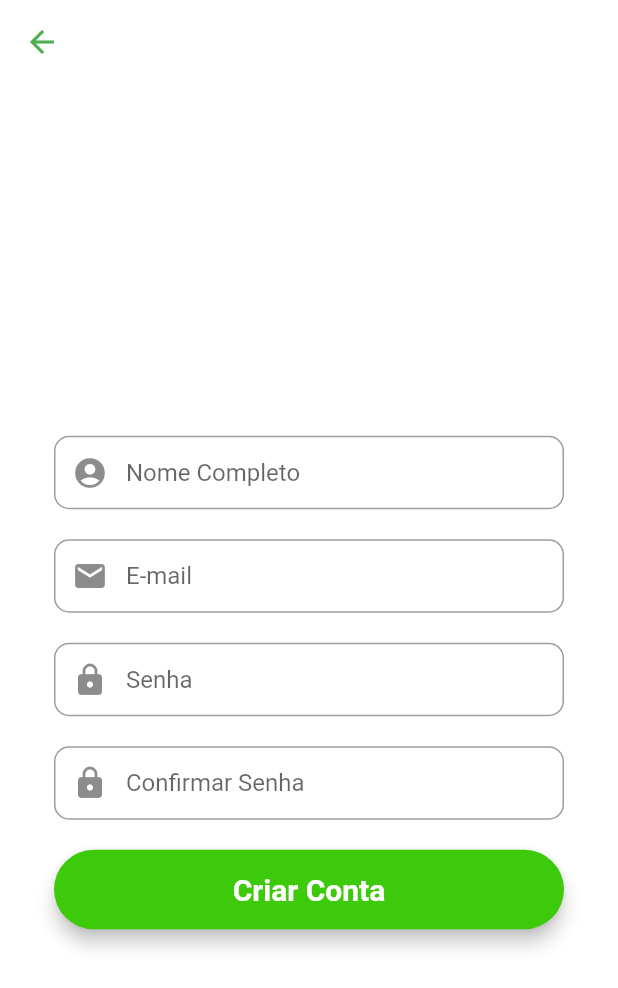
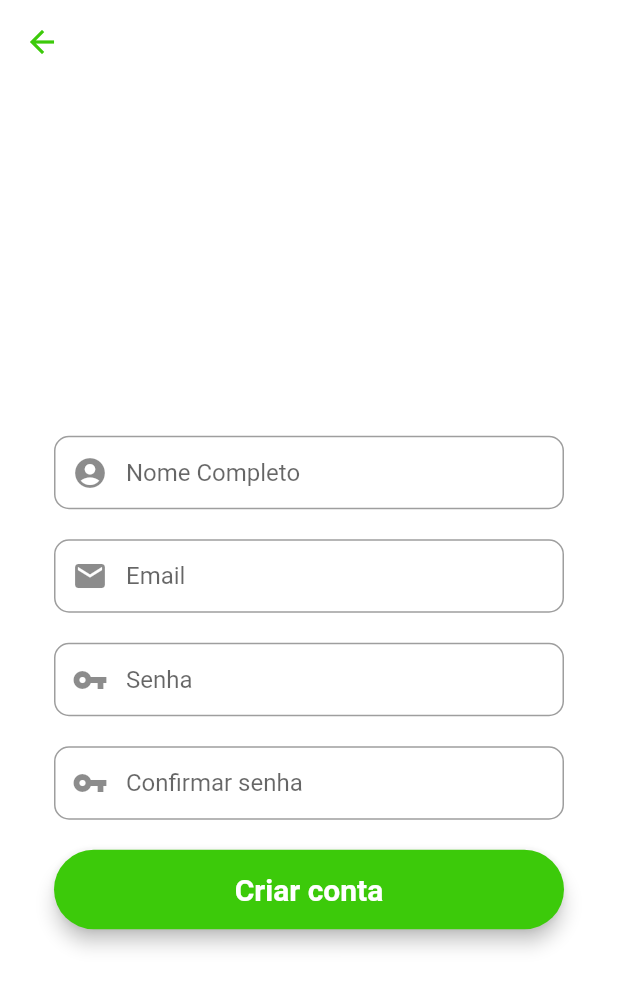
Before and after one commit to brfideliza/brfideliza, a Flutter app: the RegistrationScreen screen opened directly, on a phone screen of 412 x 824 dp. Shown: the top 988 px of the screen. Run offline on Flutter 3.47's test engine with Material 2 defaults, Android fonts, the phone set to English and light mode, and no system bars; our stand-ins replace cloud_firestore, firebase_auth, firebase_core, fluttertoast; accounts and stored records are empty.

Commit message:
registration screen updates

```diff
--- a/app_flutter/lib/screens/login_screen.dart
+++ b/app_flutter/lib/screens/login_screen.dart
@@ -65,7 +65,7 @@
           return ("Senha é obrigatória para logar.");
         }
         if(!regex.hasMatch(value)) {
-          return ("Por favor, entre com uma senha válida (Min. 6 Caracteres)");
+          return ("Senha incorreta");
         }
         return null;
       },
--- /dev/null
+++ b/app_flutter/lib/screens/model/user_model.dart
@@ -0,0 +1,24 @@
+class UserModel {
+  String? uid;
+  String? email;
+  String? name;
+
+  UserModel({this.uid, this.email, this.name});
+
+  factory UserModel.fromMap(map) {
+    return UserModel(
+      uid: map['uid'],
+      email: map['email'],
+      name: map['name'],
+    );
+  }
+
+  Map<String, dynamic> toMap() {
+    return {
+      'uid': uid,
+      'email': email,
+      'name': name,
+    };
+  }
+
+}
--- a/app_flutter/lib/screens/registration_screen.dart
+++ b/app_flutter/lib/screens/registration_screen.dart
@@ -1,112 +1,159 @@
+import 'package:cloud_firestore/cloud_firestore.dart';
+import 'package:login_flutter/screens/model/user_model.dart';
+import 'package:login_flutter/screens/login_screen.dart';
+import 'package:firebase_auth/firebase_auth.dart';
 import 'package:flutter/material.dart';
+import 'package:fluttertoast/fluttertoast.dart';
 
 class RegistrationScreen extends StatefulWidget {
-  const RegistrationScreen({super.key});
+  const RegistrationScreen({Key? key}) : super(key: key);
 
   @override
-  State<RegistrationScreen> createState() => _RegistrationScreenState();
+  _RegistrationScreenState createState() => _RegistrationScreenState();
 }
 
 class _RegistrationScreenState extends State<RegistrationScreen> {
+  final _auth = FirebaseAuth.instance;
 
+  // string for displaying the error Message
+  String? errorMessage;
+
+
+  // our form key
   final _formKey = GlobalKey<FormState>();
-
-  final nameEditingController = TextEditingController();
-  final emailEditingController = TextEditingController();
-  final passwordEditingController = TextEditingController();
-  final confirmPasswordEditingController = TextEditingController();
+  // editing Controller
+  final nameEditingController = new TextEditingController();
+  final emailEditingController = new TextEditingController();
+  final passwordEditingController = new TextEditingController();
+  final confirmPasswordEditingController = new TextEditingController();
 
   @override
   Widget build(BuildContext context) {
-
+    //first name field
     final nameField = TextFormField(
         autofocus: false,
         controller: nameEditingController,
         keyboardType: TextInputType.name,
-      onSaved: (value)
-      {
+        validator: (value) {
+          RegExp regex = new RegExp(r'^.{3,}$');
+          if (value!.isEmpty) {
+            return ("Insira seu nome completo");
+          }
+          if (!regex.hasMatch(value)) {
+            return ("Nome inválido");
+          }
+          return null;
+        },
+        onSaved: (value) {
           nameEditingController.text = value!;
         },
         textInputAction: TextInputAction.next,
         decoration: InputDecoration(
-        prefixIcon: const Icon(Icons.account_circle),
-        contentPadding: const EdgeInsets.fromLTRB(20, 15, 20, 15),
+          prefixIcon: Icon(Icons.account_circle),
+          contentPadding: EdgeInsets.fromLTRB(20, 15, 20, 15),
           hintText: "Nome Completo",
           border: OutlineInputBorder(
             borderRadius: BorderRadius.circular(10),
           ),
-      ),
-    );
+        ));
 
+    //email field
     final emailField = TextFormField(
         autofocus: false,
         controller: emailEditingController,
         keyboardType: TextInputType.emailAddress,
-      onSaved: (value)
-      {
-        emailEditingController.text = value!;
+        validator: (value) {
+          if (value!.isEmpty) {
+            return ("Insira seu e-mail");
+          }
+          // reg expression for email validation
+          if (!RegExp("^[a-zA-Z0-9+_.-]+@[a-zA-Z0-9.-]+.[a-z]")
+              .hasMatch(value)) {
+            return ("Email inválido");
+          }
+          return null;
+        },
+        onSaved: (value) {
+          nameEditingController.text = value!;
         },
         textInputAction: TextInputAction.next,
         decoration: InputDecoration(
-        prefixIcon: const Icon(Icons.mail),
-        contentPadding: const EdgeInsets.fromLTRB(20, 15, 20, 15),
-        hintText: "E-mail",
+          prefixIcon: Icon(Icons.mail),
+          contentPadding: EdgeInsets.fromLTRB(20, 15, 20, 15),
+          hintText: "Email",
           border: OutlineInputBorder(
             borderRadius: BorderRadius.circular(10),
           ),
-      ),
-    );
+        ));
 
+    //password field
     final passwordField = TextFormField(
         autofocus: false,
         controller: passwordEditingController,
         obscureText: true,
-      onSaved: (value)
-      {
-        passwordEditingController.text = value!;
+        validator: (value) {
+          RegExp regex = new RegExp(r'^.{6,}$');
+          if (value!.isEmpty) {
+            return ("Insira sua senha");
+          }
+          if (!regex.hasMatch(value)) {
+            return ("Insira uma senha válida (Min. 6 Caracteres)");
+          }
+        },
+        onSaved: (value) {
+          nameEditingController.text = value!;
         },
         textInputAction: TextInputAction.next,
         decoration: InputDecoration(
-        prefixIcon: const Icon(Icons.lock_rounded),
-        contentPadding: const EdgeInsets.fromLTRB(20, 15, 20, 15),
+          prefixIcon: Icon(Icons.vpn_key),
+          contentPadding: EdgeInsets.fromLTRB(20, 15, 20, 15),
           hintText: "Senha",
           border: OutlineInputBorder(
             borderRadius: BorderRadius.circular(10),
           ),
-      ),
-    );
+        ));
 
+    //confirm password field
     final confirmPasswordField = TextFormField(
         autofocus: false,
         controller: confirmPasswordEditingController,
         obscureText: true,
-
-      onSaved: (value)
-      {
+        validator: (value) {
+          if (confirmPasswordEditingController.text !=
+              passwordEditingController.text) {
+            return "Senhas diferentes";
+          }
+          return null;
+        },
+        onSaved: (value) {
           confirmPasswordEditingController.text = value!;
         },
         textInputAction: TextInputAction.done,
         decoration: InputDecoration(
-        prefixIcon: const Icon(Icons.lock_rounded),
-        contentPadding: const EdgeInsets.fromLTRB(20, 15, 20, 15),
-        hintText: "Confirmar Senha",
+          prefixIcon: Icon(Icons.vpn_key),
+          contentPadding: EdgeInsets.fromLTRB(20, 15, 20, 15),
+          hintText: "Confirmar senha",
           border: OutlineInputBorder(
             borderRadius: BorderRadius.circular(10),
           ),
-      ),
-    );
+        ));
 
+    //signup button
     final signUpButton = Material(
       elevation: 5,
       borderRadius: BorderRadius.circular(30),
-      color: const Color.fromARGB(255, 60, 202, 10),
+      color: Color.fromARGB(255, 60, 202, 10),
       child: MaterialButton(
-        padding: const EdgeInsets.fromLTRB(20, 15, 20, 15),
+          padding: EdgeInsets.fromLTRB(20, 15, 20, 15),
           minWidth: MediaQuery.of(context).size.width,
-        onPressed: () {},
-        child: const Text("Criar Conta", textAlign: TextAlign.center,
-        style: TextStyle(fontSize: 20, color: Colors.white, fontWeight: FontWeight.bold,
-          ),
+          onPressed: () {
+            signUp(emailEditingController.text, passwordEditingController.text);
+          },
+          child: Text(
+            "Criar conta",
+            textAlign: TextAlign.center,
+            style: TextStyle(
+                fontSize: 20, color: Colors.white, fontWeight: FontWeight.bold),
           )),
     );
 
@@ -116,44 +163,106 @@
         backgroundColor: Colors.transparent,
         elevation: 0,
         leading: IconButton(
-        icon: const Icon(Icons.arrow_back, color: Colors.green),
+          icon: Icon(Icons.arrow_back, color: Color.fromARGB(255, 60, 202, 10)),
           onPressed: () {
+            // passing this to our root
             Navigator.of(context).pop();
           },
         ),
       ),
-
       body: Center(
+        child: SingleChildScrollView(
           child: Container(
             color: Colors.white,
             child: Padding(
               padding: const EdgeInsets.all(36.0),
               child: Form(
                 key: _formKey,
-              child: SingleChildScrollView(
                 child: Column(
                   mainAxisAlignment: MainAxisAlignment.center,
                   crossAxisAlignment: CrossAxisAlignment.center,
                   children: <Widget>[
-
-                  const SizedBox(height: 45),
+                    SizedBox(height: 45),
                     nameField,
-                  const SizedBox(height: 20),
+                    SizedBox(height: 20),
                     emailField,
-                  const SizedBox(height: 20),
+                    SizedBox(height: 20),
                     passwordField,
-                  const SizedBox(height: 20),
+                    SizedBox(height: 20),
                     confirmPasswordField,
-                  const SizedBox(height: 20),
+                    SizedBox(height: 20),
                     signUpButton,
-                  const SizedBox(height: 15),
+                    SizedBox(height: 15),
                   ],
                 ),
               ),
             ),
           ),
-      )
-    ));
-
+        ),
+      ),
+    );
+  }
+  void signUp(String email, String password) async {
+    if (_formKey.currentState!.validate()) {
+      try {
+        await _auth
+            .createUserWithEmailAndPassword(email: email, password: password)
+            .then((value) => {postDetailsToFirestore()})
+            .catchError((e) {
+          Fluttertoast.showToast(msg: e!.message);
+        });
+      } on FirebaseAuthException catch (error) {
+        switch (error.code) {
+          case "invalid-email":
+            errorMessage = "Your email address appears to be malformed.";
+            break;
+          case "wrong-password":
+            errorMessage = "Your password is wrong.";
+            break;
+          case "user-not-found":
+            errorMessage = "User with this email doesn't exist.";
+            break;
+          case "user-disabled":
+            errorMessage = "User with this email has been disabled.";
+            break;
+          case "too-many-requests":
+            errorMessage = "Too many requests";
+            break;
+          case "operation-not-allowed":
+            errorMessage = "Signing in with Email and Password is not enabled.";
+            break;
+          default:
+            errorMessage = "An undefined Error happened.";
+        }
+        Fluttertoast.showToast(msg: errorMessage!);
+        print(error.code);
       }
     }
+  }
+  postDetailsToFirestore() async {
+    // calling our firestore
+    // calling our user model
+    // sedning these values
+
+    FirebaseFirestore firebaseFirestore = FirebaseFirestore.instance;
+    User? user = _auth.currentUser;
+
+    UserModel userModel = UserModel();
+
+    // writing all the values
+    userModel.email = user!.email;
+    userModel.uid = user.uid;
+    userModel.name = nameEditingController.text;
+
+    await firebaseFirestore
+        .collection("users")
+        .doc(user.uid)
+        .set(userModel.toMap());
+    Fluttertoast.showToast(msg: "Conta criada com sucesso :) ");
+
+    Navigator.pushAndRemoveUntil(
+        (context),
+        MaterialPageRoute(builder: (context) => LoginScreen()),
+        (route) => false);
+  }
+}
```
Lines whose indentation alone changed are shown as unchanged.
